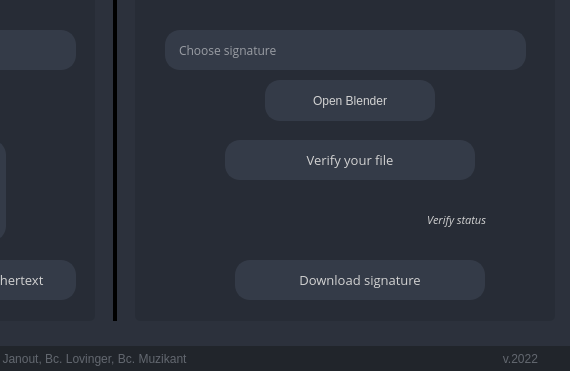
This is gui/GUI_BASE.ui in Muzosh/PQ-crypto-test-app as Qt 5 draws it before an edit; both pictures show x 420 to 1000 and y 339 to 720 of the 1000 by 720 pixel window. The edited form follows.
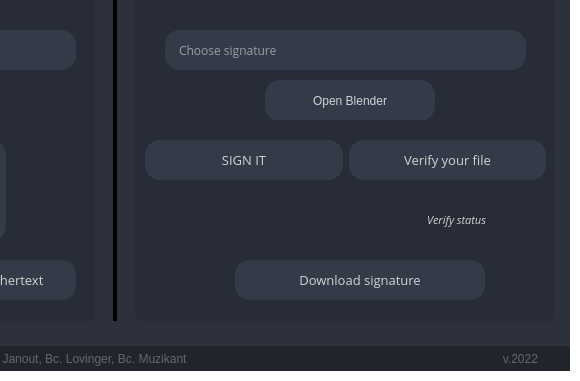
This is the edited form. The open tabs and pages were chosen to show the change. Icons and pictures are not drawn.

What changed in the file:
```diff
--- a/gui/GUI_BASE.ui
+++ b/gui/GUI_BASE.ui
@@ -2851,57 +2851,6 @@
                       </item>
                      </layout>
                     </widget>
-                    <widget class="QPushButton" name="dsa_verify_button">
-                     <property name="geometry">
-                      <rect>
-                       <x>90</x>
-                       <y>180</y>
-                       <width>250</width>
-                       <height>40</height>
-                      </rect>
-                     </property>
-                     <property name="sizePolicy">
-                      <sizepolicy hsizetype="Expanding" vsizetype="Fixed">
-                       <horstretch>0</horstretch>
-                       <verstretch>0</verstretch>
-                      </sizepolicy>
-                     </property>
-                     <property name="minimumSize">
-                      <size>
-                       <width>0</width>
-                       <height>40</height>
-                      </size>
-                     </property>
-                     <property name="font">
-                      <font>
-                       <family>Open Sans</family>
-                       <pointsize>10</pointsize>
-                      </font>
-                     </property>
-                     <property name="styleSheet">
-                      <string notr="true">QPushButton {
-	border: 2px solid rgb(52, 59, 72);
-border-radius: 15px;	
-	background-color: rgb(52, 59, 72);
-}
-QPushButton:hover {
-	background-color: rgb(57, 65, 80);
-	border: 2px solid rgb(61, 70, 86);
-}
-QPushButton:pressed {	
-	background-color: rgb(35, 40, 49);
-	border: 2px solid rgb(43, 50, 61);
-}</string>
-                     </property>
-                     <property name="text">
-                      <string>Verify your file</string>
-                     </property>
-                     <property name="icon">
-                      <iconset>
-                       <normalon>:/16x16/icons/16x16/cil-speedometer.png</normalon>
-                      </iconset>
-                     </property>
-                    </widget>
                     <widget class="QLabel" name="dsa_verify_button_status">
                      <property name="geometry">
                       <rect>
@@ -3072,6 +3021,114 @@
                       <string>Choose signature</string>
                      </property>
                     </widget>
+                    <widget class="QWidget" name="horizontalLayoutWidget_6">
+                     <property name="geometry">
+                      <rect>
+                       <x>0</x>
+                       <y>160</y>
+                       <width>421</width>
+                       <height>81</height>
+                      </rect>
+                     </property>
+                     <layout class="QHBoxLayout" name="horizontalLayout_14">
+                      <property name="leftMargin">
+                       <number>10</number>
+                      </property>
+                      <property name="rightMargin">
+                       <number>10</number>
+                      </property>
+                      <item>
+                       <widget class="QPushButton" name="dsa_sign_button">
+                        <property name="sizePolicy">
+                         <sizepolicy hsizetype="Expanding" vsizetype="Fixed">
+                          <horstretch>0</horstretch>
+                          <verstretch>0</verstretch>
+                         </sizepolicy>
+                        </property>
+                        <property name="minimumSize">
+                         <size>
+                          <width>0</width>
+                          <height>40</height>
+                         </size>
+                        </property>
+                        <property name="font">
+                         <font>
+                          <family>Open Sans</family>
+                          <pointsize>10</pointsize>
+                         </font>
+                        </property>
+                        <property name="styleSheet">
+                         <string notr="true">QPushButton {
+	border: 2px solid rgb(52, 59, 72);
+border-radius: 15px;	
+	background-color: rgb(52, 59, 72);
+}
+QPushButton:hover {
+	background-color: rgb(57, 65, 80);
+	border: 2px solid rgb(61, 70, 86);
+}
+QPushButton:pressed {	
+	background-color: rgb(35, 40, 49);
+	border: 2px solid rgb(43, 50, 61);
+}</string>
+                        </property>
+                        <property name="text">
+                         <string>SIGN IT</string>
+                        </property>
+                        <property name="icon">
+                         <iconset>
+                          <normalon>:/16x16/icons/16x16/cil-pen-alt.png</normalon>
+                         </iconset>
+                        </property>
+                       </widget>
+                      </item>
+                      <item>
+                       <widget class="QPushButton" name="dsa_verify_button">
+                        <property name="sizePolicy">
+                         <sizepolicy hsizetype="Expanding" vsizetype="Fixed">
+                          <horstretch>0</horstretch>
+                          <verstretch>0</verstretch>
+                         </sizepolicy>
+                        </property>
+                        <property name="minimumSize">
+                         <size>
+                          <width>0</width>
+                          <height>40</height>
+                         </size>
+                        </property>
+                        <property name="font">
+                         <font>
+                          <family>Open Sans</family>
+                          <pointsize>10</pointsize>
+                         </font>
+                        </property>
+                        <property name="styleSheet">
+                         <string notr="true">QPushButton {
+	border: 2px solid rgb(52, 59, 72);
+border-radius: 15px;	
+	background-color: rgb(52, 59, 72);
+}
+QPushButton:hover {
+	background-color: rgb(57, 65, 80);
+	border: 2px solid rgb(61, 70, 86);
+}
+QPushButton:pressed {	
+	background-color: rgb(35, 40, 49);
+	border: 2px solid rgb(43, 50, 61);
+}</string>
+                        </property>
+                        <property name="text">
+                         <string>Verify your file</string>
+                        </property>
+                        <property name="icon">
+                         <iconset>
+                          <normalon>:/16x16/icons/16x16/cil-speedometer.png</normalon>
+                         </iconset>
+                        </property>
+                       </widget>
+                      </item>
+                     </layout>
+                    </widget>
                    </widget>
                    <widget class="Line" name="line">
                     <property name="windowModality">
```
Left out of the diff: 41 changed lines with no effect on the pictures.
